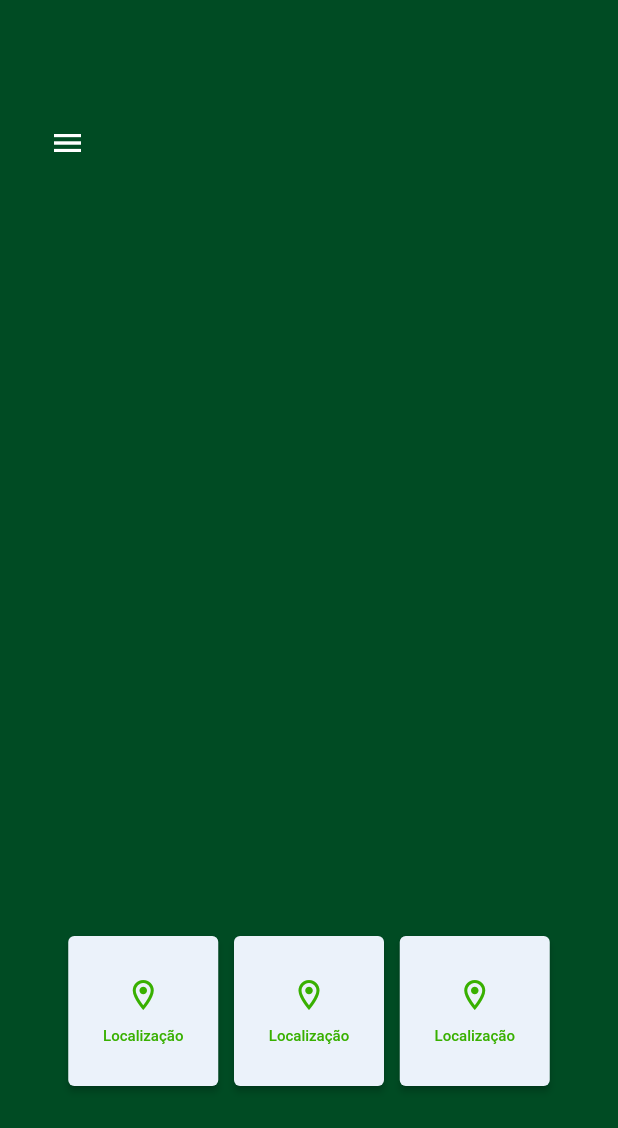
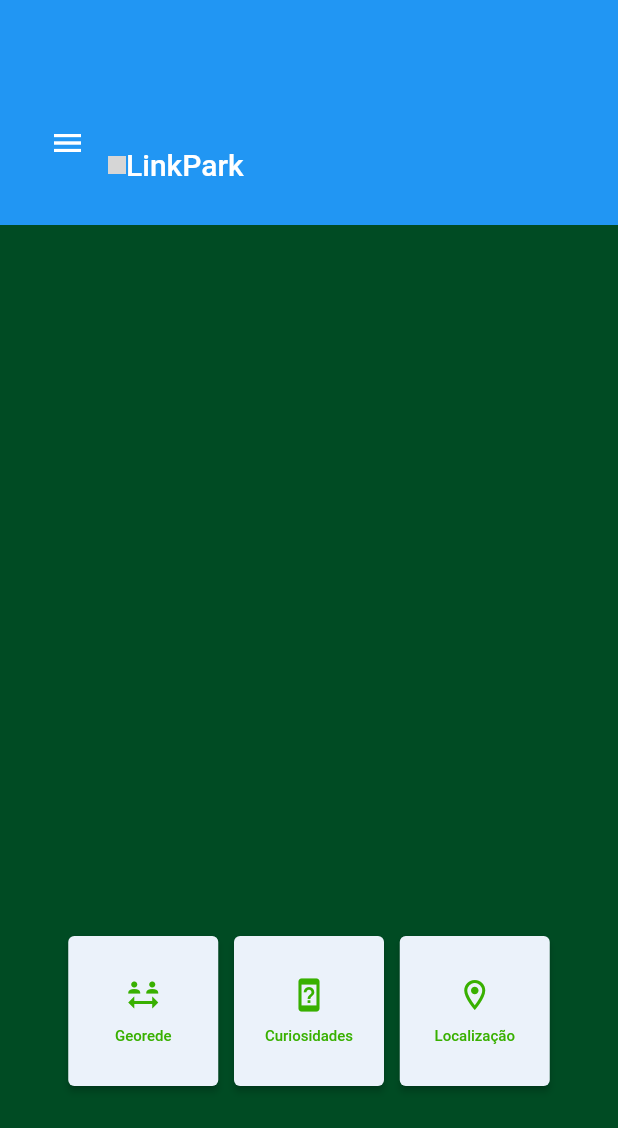
Before and after one commit to DiegoDimatteu/geossocial_parque, a Flutter app: the screen it shows after launch, on a phone screen of 412 x 824 dp. Shown: the top 1128 px of the screen. Run offline on Flutter 3.47's test engine with Material 2 defaults, Android fonts, the phone set to English and light mode, and no system bars; our stand-ins replace supercharged; grey boxes are pictures that could not be loaded.

Commit message:
Modificações de AppBar

```diff
--- a/lib/screens/home/home.dart
+++ b/lib/screens/home/home.dart
@@ -11,7 +11,19 @@ class Home extends StatelessWidget {
     return Scaffold(
       appBar: AppBar(
         toolbarHeight: 150,
-        backgroundColor: Colors.transparent,
+        backgroundColor: Colors.blue,
+        title: Center(
+          child: Padding(
+            padding: const EdgeInsets.only(top: 70.0),
+            child: Container(
+                child: Row(
+              children: const [
+                ImageIcon(AssetImage('assets/image/logo.svg'), size: 12),
+                Text('LinkPark'),
+              ],
+            )),
+          ),
+        ),
         elevation: 0,
         leading: Builder(
           builder: (BuildContext context) {
@@ -42,12 +54,12 @@ class Home extends StatelessWidget {
           crossAxisAlignment: CrossAxisAlignment.end,
           children: const [
             ItenBotonMenu(
-              icon: Icons.location_on_outlined,
-              text: 'Localização',
+              icon: Icons.social_distance_sharp,
+              text: 'Georede',
             ),
             ItenBotonMenu(
-              icon: Icons.location_on_outlined,
-              text: 'Localização',
+              icon: Icons.device_unknown,
+              text: 'Curiosidades',
             ),
             ItenBotonMenu(
               icon: Icons.location_on_outlined,
--- /dev/null
+++ b/lib/shared/widgets/card_app.dart
@@ -0,0 +1,17 @@
+import 'package:flutter/material.dart';
+import 'package:supercharged/supercharged.dart';
+
+class CardApp extends StatelessWidget {
+  const CardApp({Key? key}) : super(key: key);
+
+  @override
+  Widget build(BuildContext context) {
+    return Padding(
+      padding: const EdgeInsets.all(30),
+      child: Container(
+        decoration: BoxDecoration(
+            color: "EBF2FA".toColor(), borderRadius: BorderRadius.circular(15)),
+      ),
+    );
+  }
+}
--- a/lib/shared/widgets/iten_boton_menu.dart
+++ b/lib/shared/widgets/iten_boton_menu.dart
@@ -4,10 +4,9 @@ import 'package:supercharged/supercharged.dart';
 class ItenBotonMenu extends StatelessWidget {
   final IconData icon;
   final String text;
-  final VoidCallback? clique;
+  // final VoidCallback? clique;
 
-  const ItenBotonMenu(
-      {Key? key, required this.icon, required this.text, this.clique})
+  const ItenBotonMenu({Key? key, required this.icon, required this.text})
       : super(key: key);
 
   @override
```
Also changed, not shown: lib/assets/image/logo.svg (added).
